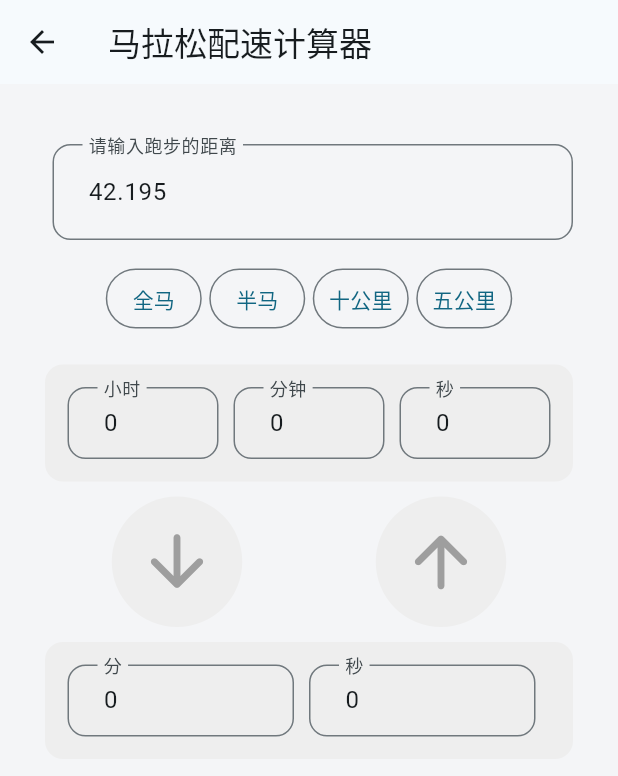
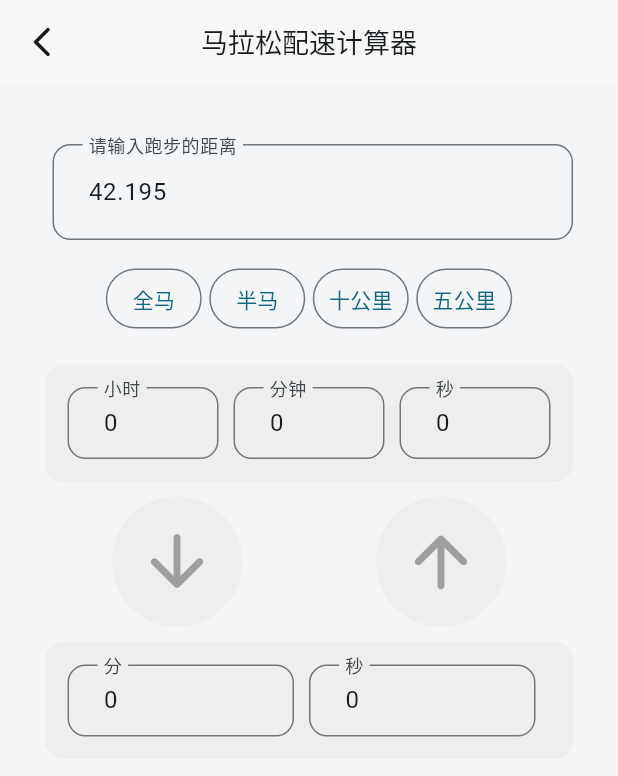
Before and after one commit to lintex/cabbbage, a Flutter app: the GridPage screen opened directly, after a tap on "配速计算器", on a phone screen of 412 x 824 dp. Shown: the top 776 px of the screen. Run offline on Flutter 3.47's test engine with Material 3 defaults, Android fonts, the light colour scheme and no system bars; our stand-ins replace flutter_slidable, get, get_storage, isar, timeline_tile; accounts and stored records are empty; generated files the repository leaves out were written again.

Commit message:
其他样式统一

```diff
--- a/lib/components/my_app_bar.dart
+++ b/lib/components/my_app_bar.dart
@@ -1,4 +1,5 @@
 import 'package:flutter/material.dart';
+import 'package:get/get.dart';
 import 'package:xiao_note/theme/theme.dart';
 
 class MyAppBar extends StatelessWidget implements PreferredSizeWidget {
@@ -14,10 +15,10 @@ class MyAppBar extends StatelessWidget implements PreferredSizeWidget {
       ),
       backgroundColor: greyBg,
       centerTitle: true,
-      // leading: IconButton(
-      //   icon: const Icon(Icons.arrow_back_ios_new_rounded),
-      //   onPressed: () => Get.back(),
-      // ),
+      leading: IconButton(
+        icon: const Icon(Icons.arrow_back_ios_new_rounded),
+        onPressed: () => Get.back(),
+      ),
       elevation: 0,
     );
   }
--- a/lib/pages/grid_page.dart
+++ b/lib/pages/grid_page.dart
@@ -1,5 +1,6 @@
 import 'package:flutter/material.dart';
 import 'package:get/get.dart';
+import 'package:xiao_note/components/my_app_bar.dart';
 import 'package:xiao_note/components/my_grid_tile.dart';
 import 'package:xiao_note/pages/marathon_page.dart';
 import 'package:xiao_note/pages/note_page.dart';
@@ -14,17 +15,17 @@ class GridPage extends StatelessWidget {
   @override
   Widget build(BuildContext context) {
     return Scaffold(
-      backgroundColor: Theme.of(context).colorScheme.background,
-      appBar: AppBar(title: const Text("全部功能")),
+      backgroundColor: greyBg,
+      appBar: const MyAppBar(title: "全部功能"),
       body: SingleChildScrollView(
         child: Column(
           children: [
             Container(
               padding: const EdgeInsets.all(10),
               margin: const EdgeInsets.fromLTRB(20, 10, 20, 10),
-              decoration: BoxDecoration(
-                  color: greyBg,
-                  borderRadius: const BorderRadius.all(Radius.circular(12))),
+              decoration: const BoxDecoration(
+                  color: Colors.white,
+                  borderRadius: BorderRadius.all(Radius.circular(12))),
               child: Column(//
                   children: [
                 const Padding(
@@ -68,9 +69,9 @@ class GridPage extends StatelessWidget {
             Container(
               padding: const EdgeInsets.all(10),
               margin: const EdgeInsets.fromLTRB(20, 10, 20, 10),
-              decoration: BoxDecoration(
-                  color: greyBg,
-                  borderRadius: const BorderRadius.all(Radius.circular(12))),
+              decoration: const BoxDecoration(
+                  color: Colors.white,
+                  borderRadius: BorderRadius.all(Radius.circular(12))),
               child: Column(//
                   children: [
                 const Padding(
--- a/lib/pages/note_page.dart
+++ b/lib/pages/note_page.dart
@@ -3,6 +3,7 @@ import 'package:get/get.dart';
 import 'package:xiao_note/components/my_app_bar.dart';
 import 'package:xiao_note/models/note.dart';
 import 'package:xiao_note/models/note_database.dart';
+import 'package:xiao_note/theme/theme.dart';
 
 class NotePage extends StatefulWidget {
   const NotePage({super.key});
@@ -81,6 +82,7 @@ class _NotePageState extends State<NotePage> {
     //final noteDatabase = context.watch<NoteDatabase>();
 
     return Scaffold(
+      backgroundColor: greyBg,
       appBar: const MyAppBar(title: "日记"),
       body: Obx(() => ListView.builder(
             itemCount: ndb.currentNotes.length,
--- a/lib/pages/pace_calculate_page.dart
+++ b/lib/pages/pace_calculate_page.dart
@@ -1,4 +1,5 @@
 import 'package:flutter/material.dart';
+import 'package:xiao_note/components/my_app_bar.dart';
 //import 'package:get/get.dart';
 
 class PaceCalculatePage extends StatefulWidget {
@@ -93,7 +94,7 @@ class _PaceCalculatePageState extends State<PaceCalculatePage> {
 
     return Scaffold(
         backgroundColor: const Color.fromARGB(255, 244, 245, 247),
-        appBar: AppBar(title: Text("马拉松配速计算器")),
+        appBar: const MyAppBar(title: "马拉松配速计算器"),
         body: SingleChildScrollView(
           child: Padding(
             padding: const EdgeInsets.all(30.0),
```
Also changed, not shown: lib/pages/dashboard_page.dart (+7 -2 lines).
